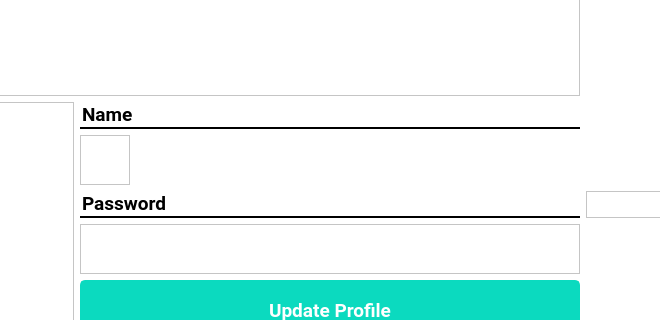
Before: the Qt Designer form landing_page.ui in AmnaSalman23/Hotel-Management-System, drawn with Qt 5; both pictures show x 322 to 982 and y 228 to 548 of the 1197 by 854 pixel window.
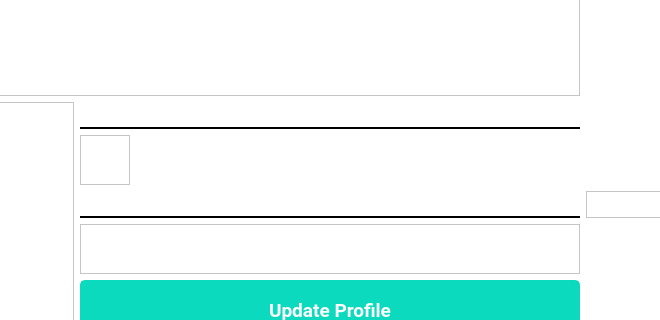
After: the same form once the commit is applied. The open tabs and pages were chosen to show the change. Icons and pictures are not drawn.

```diff
--- a/landing_page.ui
+++ b/landing_page.ui
@@ -2860,7 +2860,7 @@
 border-bottom:2px solid black;</string>
              </property>
              <property name="text">
-              <string>Name</string>
+              <string/>
              </property>
             </widget>
            </item>
@@ -2906,7 +2906,7 @@
 border-bottom:2px solid black;</string>
              </property>
              <property name="text">
-              <string>Password</string>
+              <string/>
              </property>
             </widget>
            </item>
```
Left out of the diff: 14 changed lines with no effect on the pictures.
